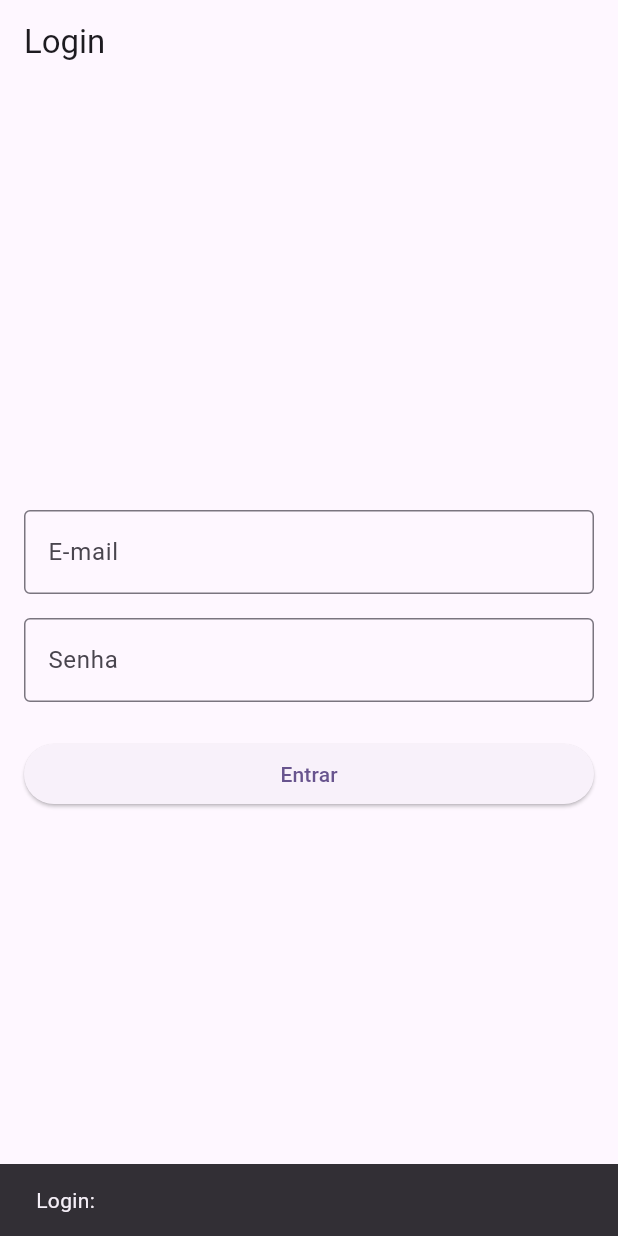
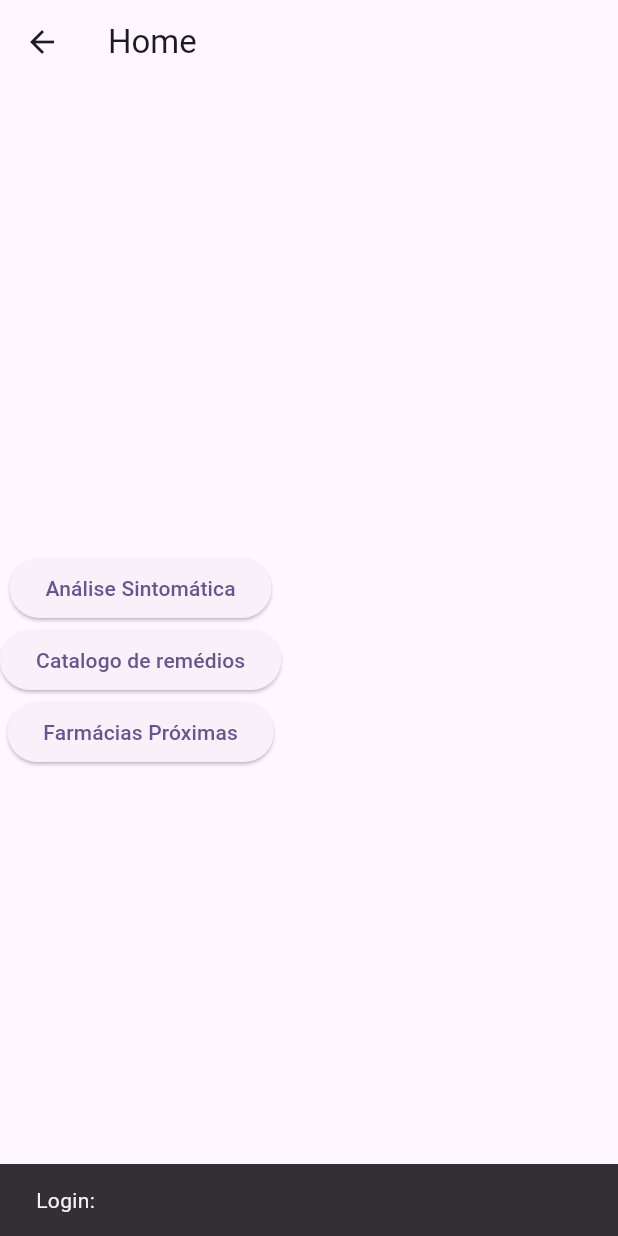
Before and after one commit to rodrigo-jungles/Farmac.io, a Flutter app: the screen it shows after launch, after a tap on "Entrar", on a phone screen of 412 x 824 dp. Run offline on Flutter 3.47's test engine with Material 3 defaults, Android fonts, the phone set to English and light mode, and no system bars.

Commit message:
feat: Adicionado novos botões a tela home, novas telas catalogo, farmárcia e analise e foram adicionados botoes na pagina analise

```diff
--- a/lib/main.dart
+++ b/lib/main.dart
@@ -31,7 +31,7 @@ class MyApp extends StatelessWidget {
         // tested with just a hot reload.
         colorScheme: ColorScheme.fromSeed(seedColor: Colors.deepPurple),
       ),
-  home: const LoginScreen(),
+      home: const LoginScreen(),
     );
   }
 }
--- /dev/null
+++ b/lib/screens/home_screen.dart
@@ -0,0 +1,46 @@
+import 'package:farmacio_app/screens/analise_screen.dart';
+import 'package:farmacio_app/screens/catalogo_screen.dart';
+import 'package:farmacio_app/screens/farmacias_screen.dart';
+import 'package:flutter/material.dart';
+
+class HomeScreen extends StatelessWidget {
+  const HomeScreen({super.key});
+  @override
+  Widget build(BuildContext context) {
+    return Scaffold(
+      appBar: AppBar(title: const Text('Home')),
+      body: Column(
+        mainAxisAlignment: MainAxisAlignment.center,
+        children: [
+          ElevatedButton(
+            onPressed: () {
+              Navigator.push(
+                context,
+                MaterialPageRoute(builder: (context) => AnaliseScreen()),
+              );
+            },
+            child: Text('Análise Sintomática'),
+          ),
+          ElevatedButton(
+            onPressed: () {
+              Navigator.push(
+                context,
+                MaterialPageRoute(builder: (context) => CatalogoScreen()),
+              );
+            },
+            child: Text('Catalogo de remédios'), //ElevatedButton
+          ),
+          ElevatedButton(
+            onPressed: () {
+              Navigator.push(
+                context,
+                MaterialPageRoute(builder: (context) => FarmaciasScreen()),
+              );
+            },
+            child: Text('Farmácias Próximas'),
+          ),
+        ],
+      ),
+    );
+  }
+}
--- a/lib/screens/login_screen.dart
+++ b/lib/screens/login_screen.dart
@@ -1,3 +1,4 @@
+import 'package:farmacio_app/screens/home_screen.dart';
 import 'package:flutter/material.dart';
 
 class LoginScreen extends StatefulWidget {
@@ -43,6 +44,10 @@ class _LoginScreenState extends State<LoginScreen> {
               child: ElevatedButton(
                 onPressed: () {
                   // Aqui você pode adicionar a lógica de autenticação
+                  Navigator.push(
+                context,
+                MaterialPageRoute(builder: (context) => HomeScreen()),
+              );
                   final email = _emailController.text;
                   final password = _passwordController.text;
                   ScaffoldMessenger.of(
```
Also changed, not shown: lib/screens/analise_screen.dart (added, +46 -0 lines), lib/screens/catalogo_screen.dart (added, +14 -0 lines), lib/screens/farmacias_screen.dart (added, +14 -0 lines).
